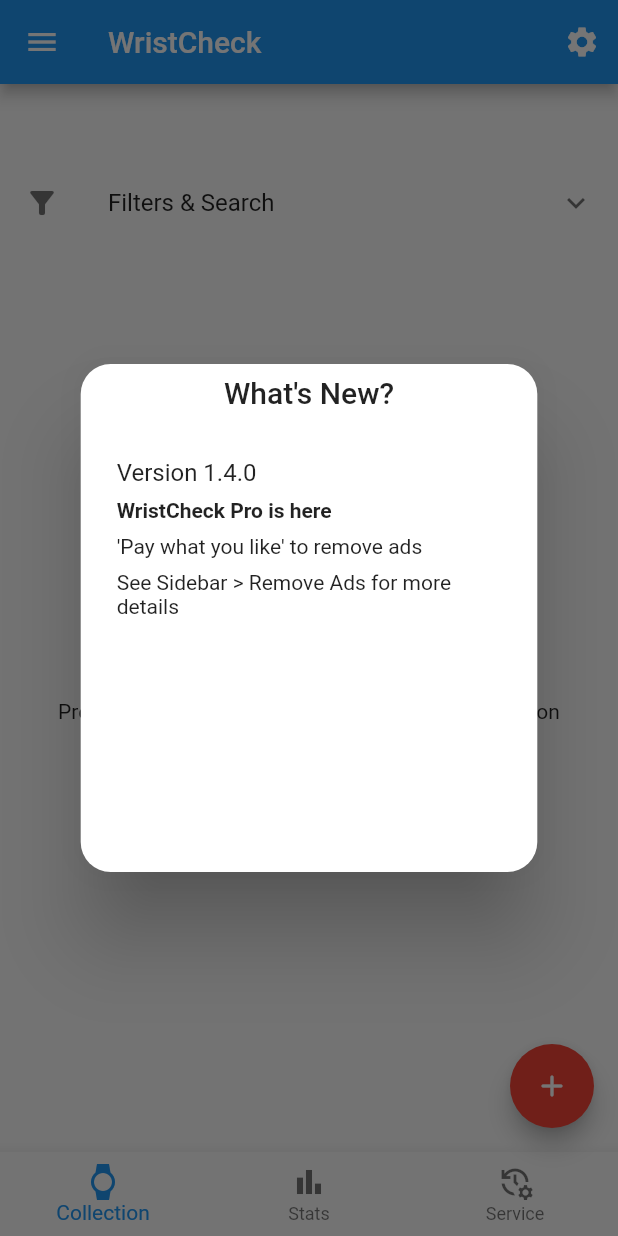
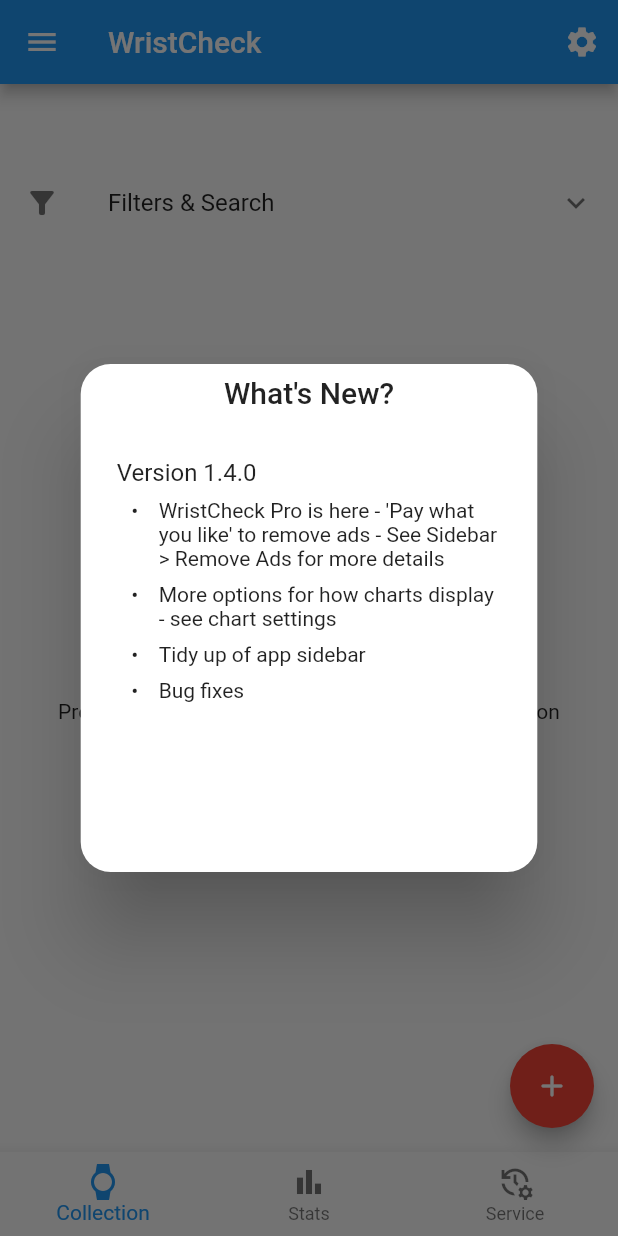
Before and after one commit to Stif-UK/WristCheck, a Flutter app: the screen it shows after launch, on a phone screen of 412 x 824 dp. Run offline on Flutter 3.47's test engine with Material 2 defaults, Android fonts, the phone set to English and light mode, and no system bars; drawn by our look-alikes of google_mobile_ads; our stand-ins replace file_picker, flutter_local_notifications, flutter_markdown, get, hive, hive_flutter and 10 more; missing offline and left inert: app_tracking_transparency, purchases_flutter; accounts and stored records are empty; network calls fail; statements that could not run were skipped.

Commit message:
updating version copy

```diff
--- a/lib/copy/whats_new_copy.dart
+++ b/lib/copy/whats_new_copy.dart
@@ -8,10 +8,11 @@ class WhatsNewCopy{
         "### Version 1.4.0 \n"
         "\n"
 
-        "**WristCheck Pro is here**"
-        "\n\n"
-        "'Pay what you like' to remove ads\n\n"
-        "See Sidebar > Remove Ads for more details";
+        "* WristCheck Pro is here - 'Pay what you like' to remove ads"
+            " - See Sidebar > Remove Ads for more details\n\n"
+            "* More options for how charts display - see chart settings\n"
+            "* Tidy up of app sidebar\n"
+            "* Bug fixes";
   }
 
 
@@ -28,7 +29,8 @@ class WhatsNewCopy{
 
                 "* WristCheck Pro added!\n"
                 "* Remove Ads with an in-app purchase\n\n"
-                ""
+                "* Pick chart default order options\n\n"
+                "* Bug fix related to saving images with special characters in the watch name"
                 "--- \n\n"
             "### Version 1.3.0 \n"
                 "\n"
```
